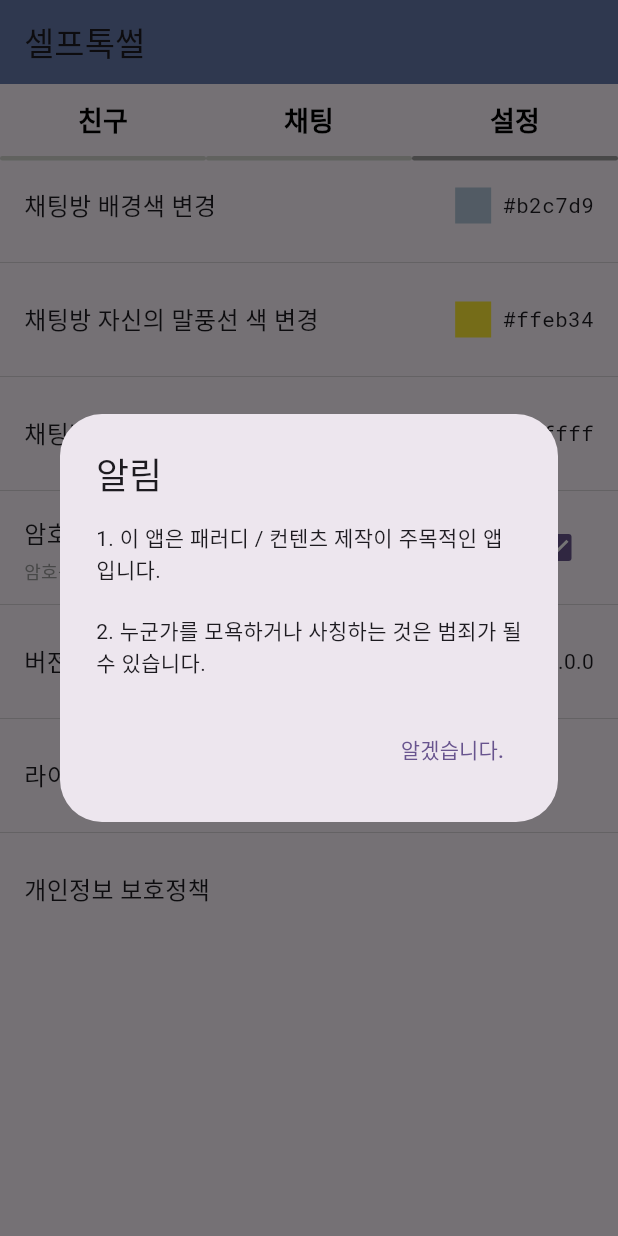
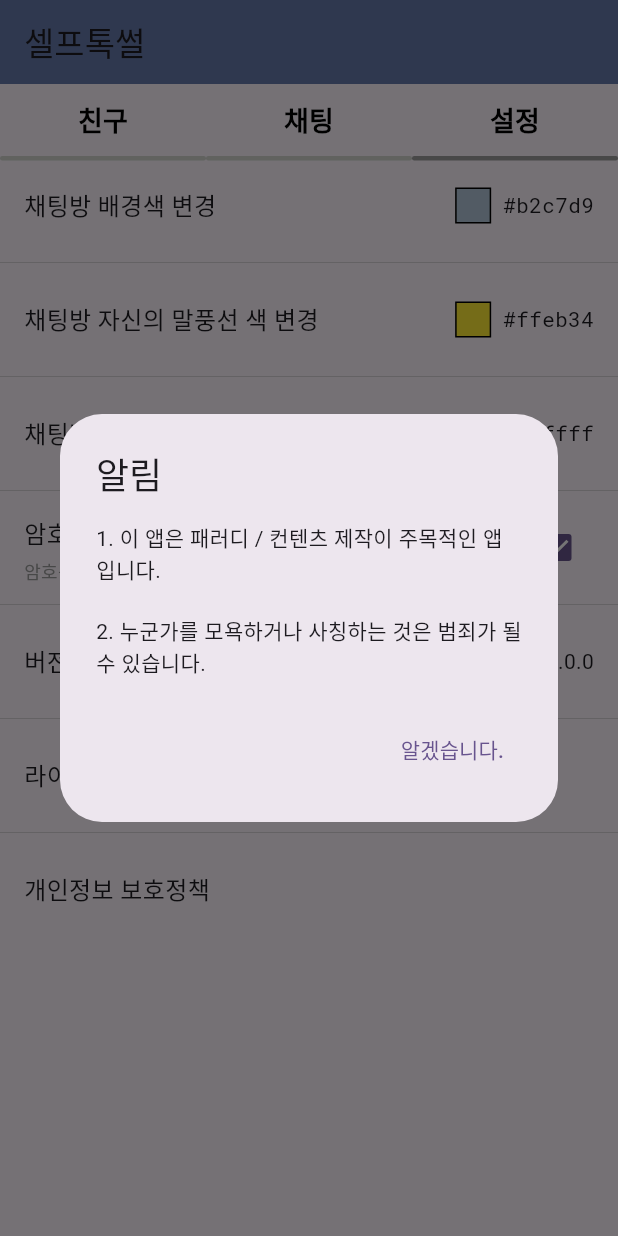
Before and after one commit to mmol93/flutter_self_talk, a Flutter app: the screen it shows after launch, swiped to page 3, on a phone screen of 412 x 824 dp. Run offline on Flutter 3.47's test engine with Material 3 defaults, Android fonts, the phone set to English and light mode, and no system bars; drawn by our look-alikes of smooth_page_indicator; our stand-ins replace flutter_chat_bubble, flutter_colorpicker, flutter_html, flutter_riverpod, flutter_svg, fluttertoast and 6 more; accounts and stored records are empty.

Commit message:
1. Setting에서 배경색 표시 부분에 테두리선 추가

```diff
--- a/lib/widgets/setting/item_setting.dart
+++ b/lib/widgets/setting/item_setting.dart
@@ -81,7 +81,10 @@ class _ItemSettingState extends State<ItemSetting> {
                     Container(
                       width: 24,
                       height: 24,
-                      color: widget.color,
+                      decoration: BoxDecoration(
+                        border: Border.all(color: Colors.black),
+                        color: widget.color,
+                      ),
                       margin: const EdgeInsets.symmetric(horizontal: 8),
                     ),
                   if (widget.color != null)
```
